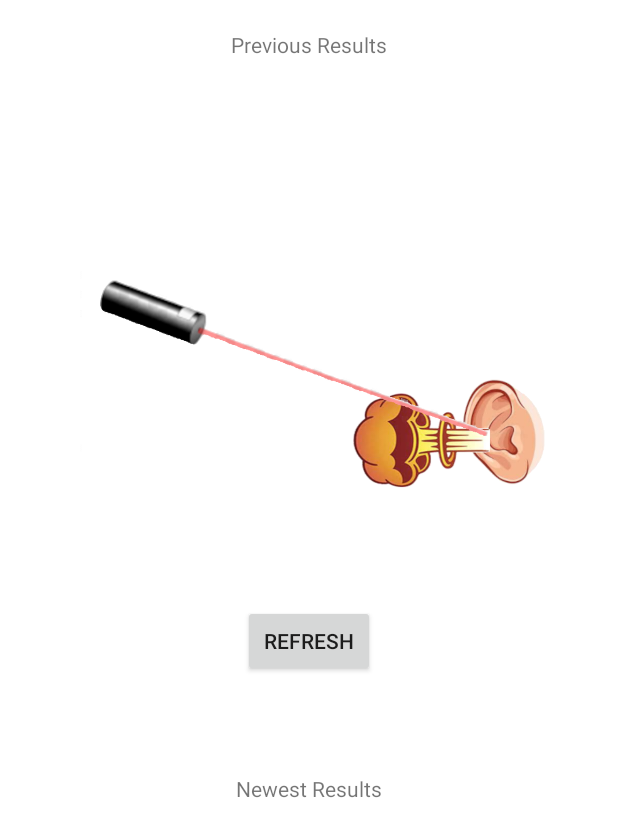
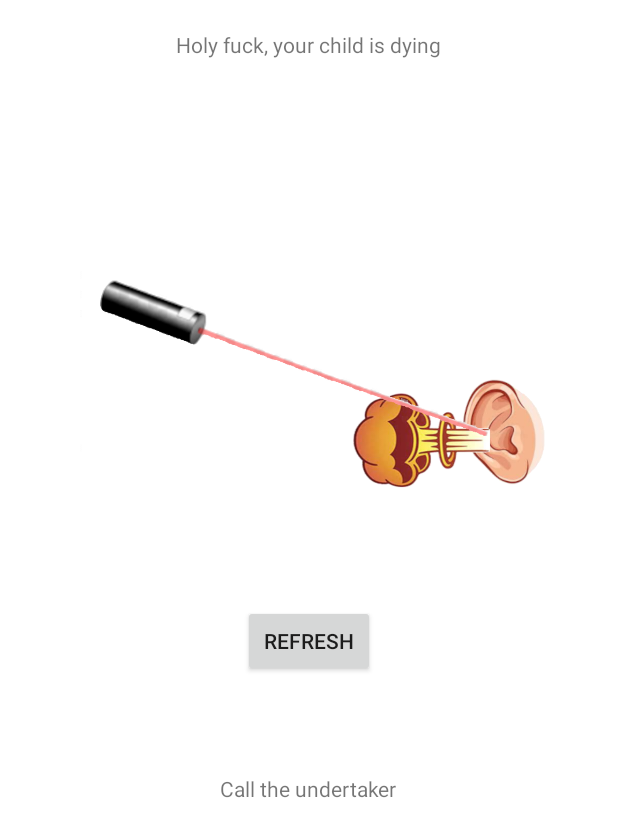
Before and after one commit to rgoettemoeller/TympanicDeathray, an Android app: the ResultsActivity screen opened directly, with no data from a screen before it, after a tap on "REFRESH", on a phone screen of 412 x 824 dp. Shown: the top 837 px of the screen. Run offline under Robolectric (Android 15) with nearby library versions, the light colour scheme and no system bars.

Commit message:
Added some fun messages

```diff
--- a/app/src/main/java/com/example/tympanicdeathray/ResultsActivity.java
+++ b/app/src/main/java/com/example/tympanicdeathray/ResultsActivity.java
@@ -5,13 +5,15 @@ import android.media.MediaPlayer;
 import android.os.Bundle;
 import android.view.View;
 import android.widget.ImageView;
+import android.widget.TextView;
 
 import androidx.annotation.Nullable;
 
 public class ResultsActivity extends Activity {
     private ImageView earImage;
     private MediaPlayer laserSound;
-    private int loopCounter;
+    private TextView previousText;
+    private TextView currentText;
 
     @Override
     protected void onCreate(@Nullable Bundle savedInstanceState) {
@@ -25,20 +27,16 @@ public class ResultsActivity extends Activity {
                 earImage.setVisibility(View.GONE);
             }
         });
-        loopCounter = 0;
+        previousText = (TextView) findViewById(R.id.previousText);
+        currentText = (TextView) findViewById(R.id.currentText);
     }
 
     public void refreshResults(View view) {
         ResultsActivity obj = new ResultsActivity();
         earImage.setVisibility(View.VISIBLE);
         laserSound.start();
-
+        previousText.setText("Holy fuck, your child is dying");
+        currentText.setText("Call the undertaker");
     }
 
-    private void hideImage() {
-
-    }
-
-
-
 }
--- a/app/src/main/res/layout/activity_results.xml
+++ b/app/src/main/res/layout/activity_results.xml
@@ -19,7 +19,8 @@
             android:layout_width="wrap_content"
             android:layout_height="wrap_content"
             android:text="Previous Results"
-            android:layout_weight="1"/>
+            android:layout_weight="1"
+            android:id="@+id/previousText"/>
 
         <ImageView
             android:id="@+id/ear_image"
@@ -47,7 +48,7 @@
     </LinearLayout>
 
     <LinearLayout
-        android:id="@+id/previous_rsults"
+        android:id="@+id/previous_results"
         android:layout_width="match_parent"
         android:layout_weight="3"
         android:orientation="vertical"
@@ -58,7 +59,8 @@
         <TextView
             android:layout_width="wrap_content"
             android:layout_height="wrap_content"
-            android:text="Newest Results"/>
+            android:text="Newest Results"
+            android:id="@+id/currentText"/>
 
 
     </LinearLayout>
```
